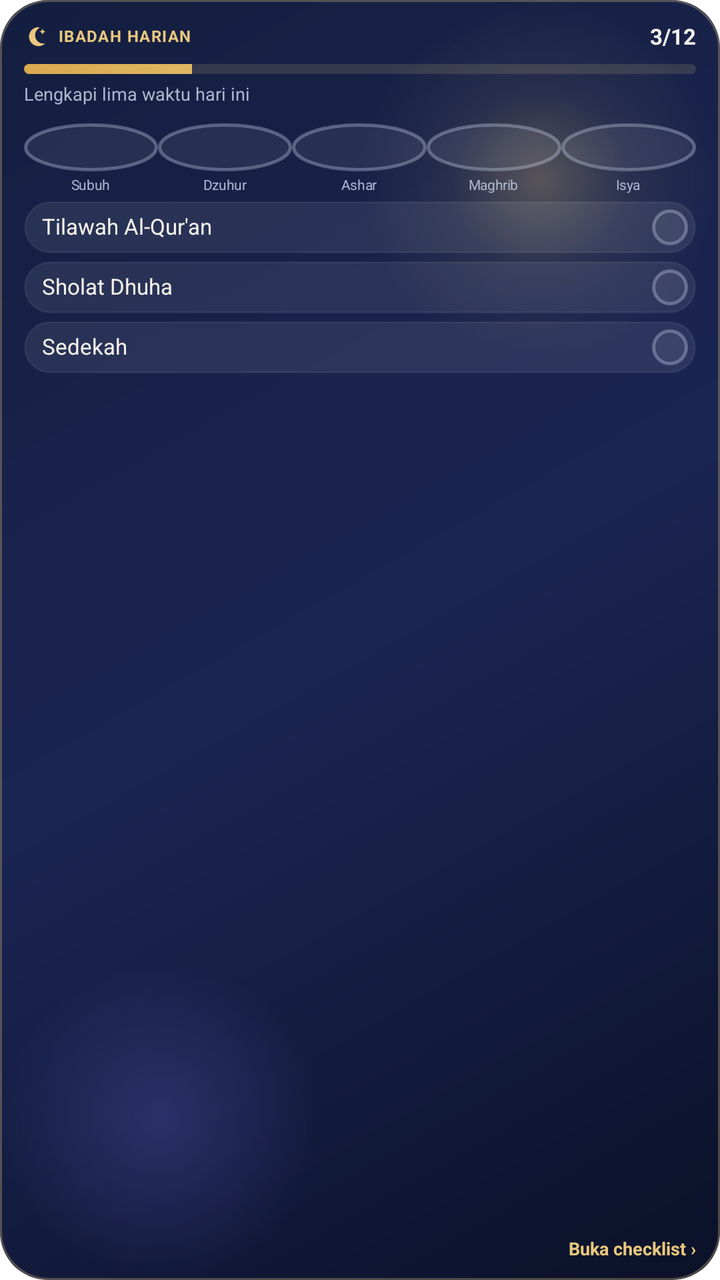
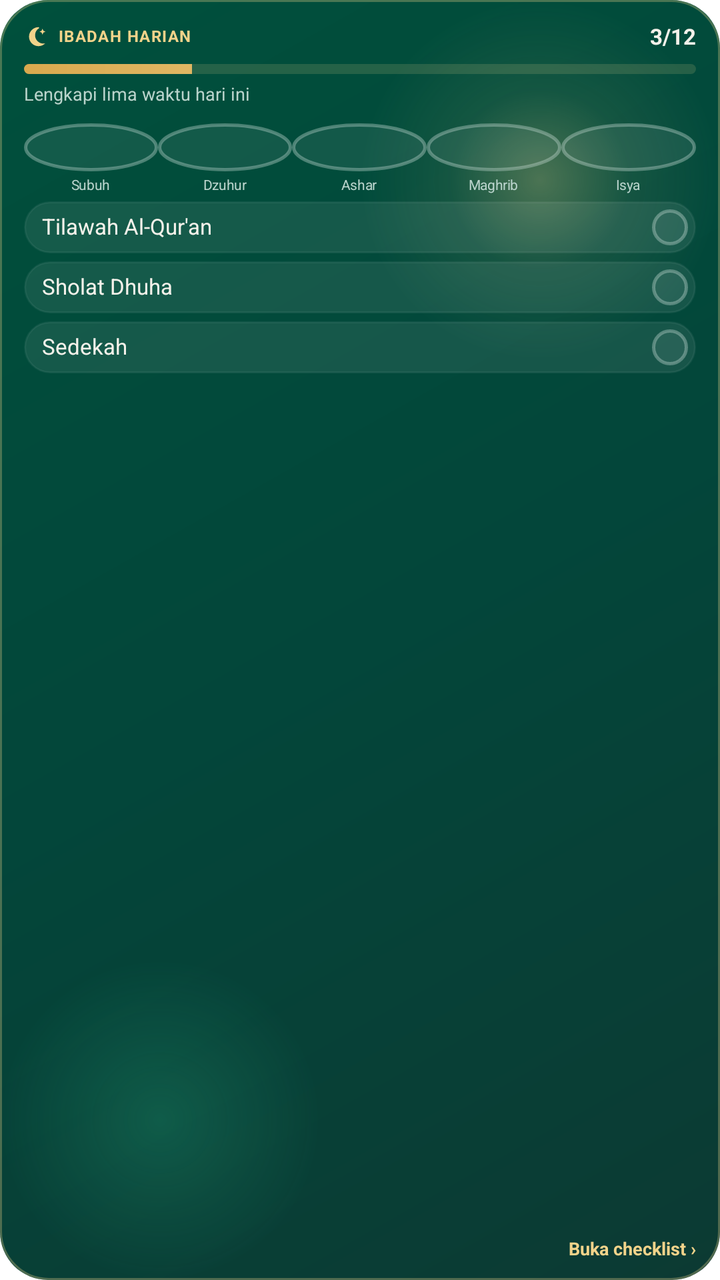

Screens rendered from an Android XML layout before and after an edit, with the pre-edit source and the edit as a unified diff.
<!-- AndroidManifest.xml: fallback theme Theme.MaterialComponents.DayNight.NoActionBar -->
<!-- res/layout/ibadah_widget_layout.xml -->
<?xml version="1.0" encoding="utf-8"?>
<FrameLayout
    xmlns:android="http://schemas.android.com/apk/res/android"
    android:id="@+id/ib_root"
    android:layout_width="match_parent"
    android:layout_height="match_parent"
    android:background="@drawable/tracker_widget_bg">

    <LinearLayout
        android:layout_width="match_parent"
        android:layout_height="match_parent"
        android:orientation="vertical"
        android:paddingStart="12dp"
        android:paddingEnd="12dp"
        android:paddingTop="12dp"
        android:paddingBottom="10dp">

        
        <LinearLayout
            android:layout_width="match_parent"
            android:layout_height="wrap_content"
            android:orientation="horizontal"
            android:gravity="center_vertical">

            <ImageView
                android:layout_width="12dp"
                android:layout_height="12dp"
                android:src="@drawable/widget_ic_crescent"
                android:tint="#E9C77E"
                android:importantForAccessibility="no" />

            <TextView
                android:id="@+id/ib_kicker"
                android:layout_width="0dp"
                android:layout_height="wrap_content"
                android:layout_weight="1"
                android:layout_marginStart="5dp"
                android:text="IBADAH HARIAN"
                android:textSize="8sp"
                android:textStyle="bold"
                android:letterSpacing="0.06"
                android:maxLines="1"
                android:ellipsize="end"
                android:includeFontPadding="false"
                android:textColor="#E9C77E" />

            <TextView
                android:id="@+id/ib_count"
                android:layout_width="wrap_content"
                android:layout_height="wrap_content"
                android:text="3/12"
                android:textSize="11sp"
                android:textStyle="bold"
                android:fontFeatureSettings="tnum"
                android:includeFontPadding="false"
                android:textColor="#F4F1EA" />
        </LinearLayout>

        <ProgressBar
            android:id="@+id/ib_progress"
            style="@android:style/Widget.ProgressBar.Horizontal"
            android:layout_width="match_parent"
            android:layout_height="5dp"
            android:layout_marginTop="7dp"
            android:max="1000"
            android:progress="250"
            android:progressDrawable="@drawable/tracker_bar" />

        <TextView
            android:id="@+id/ib_streak"
            android:layout_width="match_parent"
            android:layout_height="wrap_content"
            android:layout_marginTop="5dp"
            android:text="Lengkapi lima waktu hari ini"
            android:textSize="9sp"
            android:maxLines="1"
            android:ellipsize="end"
            android:includeFontPadding="false"
            android:textColor="#AEB6D0" />

        
        <LinearLayout
            android:id="@+id/ib_sholat_row"
            android:layout_width="match_parent"
            android:layout_height="wrap_content"
            android:layout_marginTop="9dp"
            android:orientation="horizontal">

            <LinearLayout
                android:id="@+id/ib_sholat_0"
                android:layout_width="0dp"
                android:layout_height="wrap_content"
                android:layout_weight="1"
                android:orientation="vertical"
                android:gravity="center_horizontal">

                <ImageView
                    android:id="@+id/ib_sholat_dot_0"
                    android:layout_width="match_parent"
                    android:layout_height="24dp"
                    android:scaleType="fitXY"
                    android:src="@drawable/tracker_dot_todo"
                    android:contentDescription="Subuh" />

                <TextView
                    android:id="@+id/ib_sholat_name_0"
                    android:layout_width="wrap_content"
                    android:layout_height="wrap_content"
                    android:layout_marginTop="3dp"
                    android:text="Subuh"
                    android:textSize="7sp"
                    android:letterSpacing="-0.02"
                    android:maxLines="1"
                    android:includeFontPadding="false"
                    android:textColor="#AEB6D0" />
            </LinearLayout>

            <LinearLayout
                android:id="@+id/ib_sholat_1"
                android:layout_width="0dp"
                android:layout_height="wrap_content"
                android:layout_weight="1"
                android:orientation="vertical"
                android:gravity="center_horizontal">

                <ImageView
                    android:id="@+id/ib_sholat_dot_1"
                    android:layout_width="match_parent"
                    android:layout_height="24dp"
                    android:scaleType="fitXY"
                    android:src="@drawable/tracker_dot_todo"
                    android:contentDescription="Dzuhur" />

                <TextView
                    android:id="@+id/ib_sholat_name_1"
                    android:layout_width="wrap_content"
                    android:layout_height="wrap_content"
                    android:layout_marginTop="3dp"
                    android:text="Dzuhur"
                    android:textSize="7sp"
                    android:letterSpacing="-0.02"
                    android:maxLines="1"
                    android:includeFontPadding="false"
                    android:textColor="#AEB6D0" />
            </LinearLayout>

            <LinearLayout
                android:id="@+id/ib_sholat_2"
                android:layout_width="0dp"
                android:layout_height="wrap_content"
                android:layout_weight="1"
                android:orientation="vertical"
                android:gravity="center_horizontal">

                <ImageView
                    android:id="@+id/ib_sholat_dot_2"
                    android:layout_width="match_parent"
                    android:layout_height="24dp"
                    android:scaleType="fitXY"
                    android:src="@drawable/tracker_dot_todo"
                    android:contentDescription="Ashar" />

                <TextView
                    android:id="@+id/ib_sholat_name_2"
                    android:layout_width="wrap_content"
                    android:layout_height="wrap_content"
                    android:layout_marginTop="3dp"
                    android:text="Ashar"
                    android:textSize="7sp"
                    android:letterSpacing="-0.02"
                    android:maxLines="1"
                    android:includeFontPadding="false"
                    android:textColor="#AEB6D0" />
            </LinearLayout>

            <LinearLayout
                android:id="@+id/ib_sholat_3"
                android:layout_width="0dp"
                android:layout_height="wrap_content"
                android:layout_weight="1"
                android:orientation="vertical"
                android:gravity="center_horizontal">

                <ImageView
                    android:id="@+id/ib_sholat_dot_3"
                    android:layout_width="match_parent"
                    android:layout_height="24dp"
                    android:scaleType="fitXY"
                    android:src="@drawable/tracker_dot_todo"
                    android:contentDescription="Maghrib" />

                <TextView
                    android:id="@+id/ib_sholat_name_3"
                    android:layout_width="wrap_content"
                    android:layout_height="wrap_content"
                    android:layout_marginTop="3dp"
                    android:text="Maghrib"
                    android:textSize="7sp"
                    android:letterSpacing="-0.02"
                    android:maxLines="1"
                    android:includeFontPadding="false"
                    android:textColor="#AEB6D0" />
            </LinearLayout>

            <LinearLayout
                android:id="@+id/ib_sholat_4"
                android:layout_width="0dp"
                android:layout_height="wrap_content"
                android:layout_weight="1"
                android:orientation="vertical"
                android:gravity="center_horizontal">

                <ImageView
                    android:id="@+id/ib_sholat_dot_4"
                    android:layout_width="match_parent"
                    android:layout_height="24dp"
                    android:scaleType="fitXY"
                    android:src="@drawable/tracker_dot_todo"
                    android:contentDescription="Isya" />

                <TextView
                    android:id="@+id/ib_sholat_name_4"
                    android:layout_width="wrap_content"
                    android:layout_height="wrap_content"
                    android:layout_marginTop="3dp"
                    android:text="Isya"
                    android:textSize="7sp"
                    android:letterSpacing="-0.02"
                    android:maxLines="1"
                    android:includeFontPadding="false"
                    android:textColor="#AEB6D0" />
            </LinearLayout>
        </LinearLayout>

        <LinearLayout
            android:id="@+id/ib_row_0"
            android:layout_width="match_parent"
            android:layout_height="26dp"
            android:layout_marginTop="4dp"
            android:paddingStart="9dp"
            android:paddingEnd="4dp"
            android:orientation="horizontal"
            android:gravity="center_vertical"
            android:background="@drawable/tracker_row_bg"
            android:visibility="visible">

            <TextView
                android:id="@+id/ib_row_name_0"
                android:layout_width="0dp"
                android:layout_height="wrap_content"
                android:layout_weight="1"
                android:text="Tilawah Al-Qur'an"
                android:textSize="11sp"
                android:maxLines="1"
                android:ellipsize="end"
                android:includeFontPadding="false"
                android:textColor="#F4F1EA" />

            <TextView
                android:id="@+id/ib_row_meta_0"
                android:layout_width="wrap_content"
                android:layout_height="wrap_content"
                android:layout_marginEnd="4dp"
                android:textSize="9.5sp"
                android:textStyle="bold"
                android:fontFeatureSettings="tnum"
                android:includeFontPadding="false"
                android:textColor="#E9C77E"
                android:visibility="gone" />

            <ImageView
                android:id="@+id/ib_row_check_0"
                android:layout_width="18dp"
                android:layout_height="18dp"
                android:src="@drawable/tracker_dot_todo"
                android:importantForAccessibility="no" />
        </LinearLayout>

        <LinearLayout
            android:id="@+id/ib_row_1"
            android:layout_width="match_parent"
            android:layout_height="26dp"
            android:layout_marginTop="4dp"
            android:paddingStart="9dp"
            android:paddingEnd="4dp"
            android:orientation="horizontal"
            android:gravity="center_vertical"
            android:background="@drawable/tracker_row_bg"
            android:visibility="visible">

            <TextView
                android:id="@+id/ib_row_name_1"
                android:layout_width="0dp"
                android:layout_height="wrap_content"
                android:layout_weight="1"
                android:text="Sholat Dhuha"
                android:textSize="11sp"
                android:maxLines="1"
                android:ellipsize="end"
                android:includeFontPadding="false"
                android:textColor="#F4F1EA" />

            <TextView
                android:id="@+id/ib_row_meta_1"
                android:layout_width="wrap_content"
                android:layout_height="wrap_content"
                android:layout_marginEnd="4dp"
                android:textSize="9.5sp"
                android:textStyle="bold"
                android:fontFeatureSettings="tnum"
                android:includeFontPadding="false"
                android:textColor="#E9C77E"
                android:visibility="gone" />

            <ImageView
                android:id="@+id/ib_row_check_1"
                android:layout_width="18dp"
                android:layout_height="18dp"
                android:src="@drawable/tracker_dot_todo"
                android:importantForAccessibility="no" />
        </LinearLayout>

        <LinearLayout
            android:id="@+id/ib_row_2"
            android:layout_width="match_parent"
            android:layout_height="26dp"
            android:layout_marginTop="4dp"
            android:paddingStart="9dp"
            android:paddingEnd="4dp"
            android:orientation="horizontal"
            android:gravity="center_vertical"
            android:background="@drawable/tracker_row_bg"
            android:visibility="visible">

            <TextView
                android:id="@+id/ib_row_name_2"
                android:layout_width="0dp"
                android:layout_height="wrap_content"
                android:layout_weight="1"
                android:text="Sedekah"
                android:textSize="11sp"
                android:maxLines="1"
                android:ellipsize="end"
                android:includeFontPadding="false"
                android:textColor="#F4F1EA" />

            <TextView
                android:id="@+id/ib_row_meta_2"
                android:layout_width="wrap_content"
                android:layout_height="wrap_content"
                android:layout_marginEnd="4dp"
                android:textSize="9.5sp"
                android:textStyle="bold"
                android:fontFeatureSettings="tnum"
                android:includeFontPadding="false"
                android:textColor="#E9C77E"
                android:visibility="gone" />

            <ImageView
                android:id="@+id/ib_row_check_2"
                android:layout_width="18dp"
                android:layout_height="18dp"
                android:src="@drawable/tracker_dot_todo"
                android:importantForAccessibility="no" />
        </LinearLayout>

        <LinearLayout
            android:id="@+id/ib_row_3"
            android:layout_width="match_parent"
            android:layout_height="26dp"
            android:layout_marginTop="4dp"
            android:paddingStart="9dp"
            android:paddingEnd="4dp"
            android:orientation="horizontal"
            android:gravity="center_vertical"
            android:background="@drawable/tracker_row_bg"
            android:visibility="gone">

            <TextView
                android:id="@+id/ib_row_name_3"
                android:layout_width="0dp"
                android:layout_height="wrap_content"
                android:layout_weight="1"
                android:text=""
                android:textSize="11sp"
                android:maxLines="1"
                android:ellipsize="end"
                android:includeFontPadding="false"
                android:textColor="#F4F1EA" />

            <TextView
                android:id="@+id/ib_row_meta_3"
                android:layout_width="wrap_content"
                android:layout_height="wrap_content"
                android:layout_marginEnd="4dp"
                android:textSize="9.5sp"
                android:textStyle="bold"
                android:fontFeatureSettings="tnum"
                android:includeFontPadding="false"
                android:textColor="#E9C77E"
                android:visibility="gone" />

            <ImageView
                android:id="@+id/ib_row_check_3"
                android:layout_width="18dp"
                android:layout_height="18dp"
                android:src="@drawable/tracker_dot_todo"
                android:importantForAccessibility="no" />
        </LinearLayout>

        <LinearLayout
            android:id="@+id/ib_row_4"
            android:layout_width="match_parent"
            android:layout_height="26dp"
            android:layout_marginTop="4dp"
            android:paddingStart="9dp"
            android:paddingEnd="4dp"
            android:orientation="horizontal"
            android:gravity="center_vertical"
            android:background="@drawable/tracker_row_bg"
            android:visibility="gone">

            <TextView
                android:id="@+id/ib_row_name_4"
                android:layout_width="0dp"
                android:layout_height="wrap_content"
                android:layout_weight="1"
                android:text=""
                android:textSize="11sp"
                android:maxLines="1"
                android:ellipsize="end"
                android:includeFontPadding="false"
                android:textColor="#F4F1EA" />

            <TextView
                android:id="@+id/ib_row_meta_4"
                android:layout_width="wrap_content"
                android:layout_height="wrap_content"
                android:layout_marginEnd="4dp"
                android:textSize="9.5sp"
                android:textStyle="bold"
                android:fontFeatureSettings="tnum"
                android:includeFontPadding="false"
                android:textColor="#E9C77E"
                android:visibility="gone" />

            <ImageView
                android:id="@+id/ib_row_check_4"
                android:layout_width="18dp"
                android:layout_height="18dp"
                android:src="@drawable/tracker_dot_todo"
                android:importantForAccessibility="no" />
        </LinearLayout>

        <LinearLayout
            android:id="@+id/ib_row_5"
            android:layout_width="match_parent"
            android:layout_height="26dp"
            android:layout_marginTop="4dp"
            android:paddingStart="9dp"
            android:paddingEnd="4dp"
            android:orientation="horizontal"
            android:gravity="center_vertical"
            android:background="@drawable/tracker_row_bg"
            android:visibility="gone">

            <TextView
                android:id="@+id/ib_row_name_5"
                android:layout_width="0dp"
                android:layout_height="wrap_content"
                android:layout_weight="1"
                android:text=""
                android:textSize="11sp"
                android:maxLines="1"
                android:ellipsize="end"
                android:includeFontPadding="false"
                android:textColor="#F4F1EA" />

            <TextView
                android:id="@+id/ib_row_meta_5"
                android:layout_width="wrap_content"
                android:layout_height="wrap_content"
                android:layout_marginEnd="4dp"
                android:textSize="9.5sp"
                android:textStyle="bold"
                android:fontFeatureSettings="tnum"
                android:includeFontPadding="false"
                android:textColor="#E9C77E"
                android:visibility="gone" />

            <ImageView
                android:id="@+id/ib_row_check_5"
                android:layout_width="18dp"
                android:layout_height="18dp"
                android:src="@drawable/tracker_dot_todo"
                android:importantForAccessibility="no" />
        </LinearLayout>

        <LinearLayout
            android:id="@+id/ib_row_6"
            android:layout_width="match_parent"
            android:layout_height="26dp"
            android:layout_marginTop="4dp"
            android:paddingStart="9dp"
            android:paddingEnd="4dp"
            android:orientation="horizontal"
            android:gravity="center_vertical"
            android:background="@drawable/tracker_row_bg"
            android:visibility="gone">

            <TextView
                android:id="@+id/ib_row_name_6"
                android:layout_width="0dp"
                android:layout_height="wrap_content"
                android:layout_weight="1"
                android:text=""
                android:textSize="11sp"
                android:maxLines="1"
                android:ellipsize="end"
                android:includeFontPadding="false"
                android:textColor="#F4F1EA" />

            <TextView
                android:id="@+id/ib_row_meta_6"
                android:layout_width="wrap_content"
                android:layout_height="wrap_content"
                android:layout_marginEnd="4dp"
                android:textSize="9.5sp"
                android:textStyle="bold"
                android:fontFeatureSettings="tnum"
                android:includeFontPadding="false"
                android:textColor="#E9C77E"
                android:visibility="gone" />

            <ImageView
                android:id="@+id/ib_row_check_6"
                android:layout_width="18dp"
                android:layout_height="18dp"
                android:src="@drawable/tracker_dot_todo"
                android:importantForAccessibility="no" />
        </LinearLayout>

        
        <FrameLayout
            android:layout_width="match_parent"
            android:layout_height="0dp"
            android:layout_weight="1" />

        <TextView
            android:id="@+id/ib_more"
            android:layout_width="match_parent"
            android:layout_height="wrap_content"
            android:gravity="end"
            android:text="Buka checklist ›"
            android:textSize="9sp"
            android:textStyle="bold"
            android:maxLines="1"
            android:includeFontPadding="false"
            android:textColor="#E9C77E" />
    </LinearLayout>
</FrameLayout>
<!-- resources referenced by this layout -->
<resources>
  <!-- drawable tracker_bar (drawable) -->
  <?xml version="1.0" encoding="utf-8"?>
  <layer-list xmlns:android="http://schemas.android.com/apk/res/android">
      <item android:id="@android:id/background">
          <shape>
              <corners android:radius="99dp" />
              <solid android:color="#26E9C77E" />
          </shape>
      </item>
      <item android:id="@android:id/progress">
          <clip>
              <shape>
                  <corners android:radius="99dp" />
                  <gradient
                      android:angle="0"
                      android:startColor="#D9A94E"
                      android:endColor="#F6DFA4" />
              </shape>
          </clip>
      </item>
  </layer-list>
  <!-- drawable tracker_dot_todo (drawable) -->
  <?xml version="1.0" encoding="utf-8"?>
  <shape xmlns:android="http://schemas.android.com/apk/res/android" android:shape="oval">
      <solid android:color="#12FFFFFF" />
      <stroke android:width="1.5dp" android:color="#59C9D1EA" />
  </shape>
  <!-- drawable tracker_row_bg (drawable) -->
  <?xml version="1.0" encoding="utf-8"?>
  <shape xmlns:android="http://schemas.android.com/apk/res/android">
      <corners android:radius="14dp" />
      <solid android:color="#14FFFFFF" />
      <stroke android:width="1dp" android:color="#0FFFFFFF" />
  </shape>
  <!-- drawable tracker_widget_bg (drawable) -->
  <?xml version="1.0" encoding="utf-8"?>
  <layer-list xmlns:android="http://schemas.android.com/apk/res/android">
      <item>
          <shape android:shape="rectangle">
              <corners android:radius="24dp" />
              <gradient
                  android:angle="315"
                  android:startColor="#141E3F"
                  android:centerColor="#1B2552"
                  android:endColor="#0B1128" />
          </shape>
      </item>
      <item
          android:gravity="top|end"
          android:width="180dp"
          android:height="180dp">
          <shape android:shape="oval">
              <gradient
                  android:type="radial"
                  android:gradientRadius="90dp"
                  android:startColor="#4DE9C77E"
                  android:centerColor="#14E9C77E"
                  android:endColor="#00E9C77E" />
          </shape>
      </item>
      <item
          android:gravity="bottom|start"
          android:width="160dp"
          android:height="160dp">
          <shape android:shape="oval">
              <gradient
                  android:type="radial"
                  android:gradientRadius="80dp"
                  android:startColor="#406D6BE8"
                  android:endColor="#006D6BE8" />
          </shape>
      </item>
      <item>
          <shape android:shape="rectangle">
              <corners android:radius="24dp" />
              <stroke android:width="1dp" android:color="#4DE9C77E" />
          </shape>
      </item>
  </layer-list>
  <!-- drawable widget_ic_crescent (drawable) -->
  <?xml version="1.0" encoding="utf-8"?>
  <vector xmlns:android="http://schemas.android.com/apk/res/android"
      android:width="24dp" android:height="24dp"
      android:viewportWidth="24" android:viewportHeight="24">
      <path android:fillColor="#FFFFFFFF"
          android:pathData="M14.5,2.5c-5.2,0 -9.5,4.3 -9.5,9.5s4.3,9.5 9.5,9.5c2.6,0 5,-1.1 6.7,-2.8c-0.6,0.1 -1.2,0.2 -1.8,0.2c-4.6,0 -8.3,-3.7 -8.3,-8.3c0,-3 1.6,-5.7 4.1,-7.1C15,2.6 14.8,2.5 14.5,2.5z" />
      <path android:fillColor="#FFFFFFFF"
          android:pathData="M18.5,4l0.9,2.1L21.5,7l-2.1,0.9L18.5,10l-0.9,-2.1L15.5,7l2.1,-0.9z" />
  </vector>
</resources>

<!-- the commit's change to res/layout/ibadah_widget_layout.xml (unified diff, before → after) -->
@@ -26,7 +26,7 @@
                 android:layout_width="12dp"
                 android:layout_height="12dp"
                 android:src="@drawable/widget_ic_crescent"
-                android:tint="#E9C77E"
+                android:tint="#F2D38A"
                 android:importantForAccessibility="no" />
 
             <TextView
@@ -42,7 +42,7 @@
                 android:maxLines="1"
                 android:ellipsize="end"
                 android:includeFontPadding="false"
-                android:textColor="#E9C77E" />
+                android:textColor="#F2D38A" />
 
             <TextView
                 android:id="@+id/ib_count"
@@ -73,10 +73,11 @@
             android:layout_marginTop="5dp"
             android:text="Lengkapi lima waktu hari ini"
             android:textSize="9sp"
-            android:maxLines="1"
+            android:maxLines="2"
+            android:lineSpacingExtra="1dp"
             android:ellipsize="end"
             android:includeFontPadding="false"
-            android:textColor="#AEB6D0" />
+            android:textColor="#B9D3CB" />
 
         
         <LinearLayout
@@ -112,7 +113,7 @@
                     android:letterSpacing="-0.02"
                     android:maxLines="1"
                     android:includeFontPadding="false"
-                    android:textColor="#AEB6D0" />
+                    android:textColor="#B9D3CB" />
             </LinearLayout>
 
             <LinearLayout
@@ -141,7 +142,7 @@
                     android:letterSpacing="-0.02"
                     android:maxLines="1"
                     android:includeFontPadding="false"
-                    android:textColor="#AEB6D0" />
+                    android:textColor="#B9D3CB" />
             </LinearLayout>
 
             <LinearLayout
@@ -170,7 +171,7 @@
                     android:letterSpacing="-0.02"
                     android:maxLines="1"
                     android:includeFontPadding="false"
-                    android:textColor="#AEB6D0" />
+                    android:textColor="#B9D3CB" />
             </LinearLayout>
 
             <LinearLayout
@@ -199,7 +200,7 @@
                     android:letterSpacing="-0.02"
                     android:maxLines="1"
                     android:includeFontPadding="false"
-                    android:textColor="#AEB6D0" />
+                    android:textColor="#B9D3CB" />
             </LinearLayout>
 
             <LinearLayout
@@ -228,7 +229,7 @@
                     android:letterSpacing="-0.02"
                     android:maxLines="1"
                     android:includeFontPadding="false"
-                    android:textColor="#AEB6D0" />
+                    android:textColor="#B9D3CB" />
             </LinearLayout>
         </LinearLayout>
 
@@ -265,7 +266,7 @@
                 android:textStyle="bold"
                 android:fontFeatureSettings="tnum"
                 android:includeFontPadding="false"
-                android:textColor="#E9C77E"
+                android:textColor="#F2D38A"
                 android:visibility="gone" />
 
             <ImageView
@@ -309,7 +310,7 @@
                 android:textStyle="bold"
                 android:fontFeatureSettings="tnum"
                 android:includeFontPadding="false"
-                android:textColor="#E9C77E"
+                android:textColor="#F2D38A"
                 android:visibility="gone" />
 
             <ImageView
@@ -353,7 +354,7 @@
                 android:textStyle="bold"
                 android:fontFeatureSettings="tnum"
                 android:includeFontPadding="false"
-                android:textColor="#E9C77E"
+                android:textColor="#F2D38A"
                 android:visibility="gone" />
 
             <ImageView
@@ -397,7 +398,7 @@
                 android:textStyle="bold"
                 android:fontFeatureSettings="tnum"
                 android:includeFontPadding="false"
-                android:textColor="#E9C77E"
+                android:textColor="#F2D38A"
                 android:visibility="gone" />
 
             <ImageView
@@ -441,7 +442,7 @@
                 android:textStyle="bold"
                 android:fontFeatureSettings="tnum"
                 android:includeFontPadding="false"
-                android:textColor="#E9C77E"
+                android:textColor="#F2D38A"
                 android:visibility="gone" />
 
             <ImageView
@@ -485,7 +486,7 @@
                 android:textStyle="bold"
                 android:fontFeatureSettings="tnum"
                 android:includeFontPadding="false"
-                android:textColor="#E9C77E"
+                android:textColor="#F2D38A"
                 android:visibility="gone" />
 
             <ImageView
@@ -529,7 +530,7 @@
                 android:textStyle="bold"
                 android:fontFeatureSettings="tnum"
                 android:includeFontPadding="false"
-                android:textColor="#E9C77E"
+                android:textColor="#F2D38A"
                 android:visibility="gone" />
 
             <ImageView
@@ -556,6 +557,6 @@
             android:textStyle="bold"
             android:maxLines="1"
             android:includeFontPadding="false"
-            android:textColor="#E9C77E" />
+            android:textColor="#F2D38A" />
     </LinearLayout>
 </FrameLayout>
<!-- resource entries referenced after the edit -->
@@ -6,7 +6,7 @@
       <item android:id="@android:id/background">
           <shape>
               <corners android:radius="99dp" />
-              <solid android:color="#26E9C77E" />
+              <solid android:color="#26F2D38A" />
           </shape>
       </item>
       <item android:id="@android:id/progress">
@@ -25,7 +25,7 @@
   <?xml version="1.0" encoding="utf-8"?>
   <shape xmlns:android="http://schemas.android.com/apk/res/android" android:shape="oval">
       <solid android:color="#12FFFFFF" />
-      <stroke android:width="1.5dp" android:color="#59C9D1EA" />
+      <stroke android:width="1.5dp" android:color="#59D3E5DF" />
   </shape>
   <!-- drawable tracker_row_bg (drawable) -->
   <?xml version="1.0" encoding="utf-8"?>
@@ -42,9 +42,9 @@
               <corners android:radius="24dp" />
               <gradient
                   android:angle="315"
-                  android:startColor="#141E3F"
-                  android:centerColor="#1B2552"
-                  android:endColor="#0B1128" />
+                  android:startColor="#00503C"
+                  android:centerColor="#03463A"
+                  android:endColor="#0C3A33" />
           </shape>
       </item>
       <item
@@ -55,9 +55,9 @@
               <gradient
                   android:type="radial"
                   android:gradientRadius="90dp"
-                  android:startColor="#4DE9C77E"
-                  android:centerColor="#14E9C77E"
-                  android:endColor="#00E9C77E" />
+                  android:startColor="#4DF2D38A"
+                  android:centerColor="#14F2D38A"
+                  android:endColor="#00F2D38A" />
           </shape>
       </item>
       <item
@@ -68,14 +68,14 @@
               <gradient
                   android:type="radial"
                   android:gradientRadius="80dp"
-                  android:startColor="#406D6BE8"
-                  android:endColor="#006D6BE8" />
+                  android:startColor="#2E34D399"
+                  android:endColor="#0034D399" />
           </shape>
       </item>
       <item>
           <shape android:shape="rectangle">
               <corners android:radius="24dp" />
-              <stroke android:width="1dp" android:color="#4DE9C77E" />
+              <stroke android:width="1dp" android:color="#4DF2D38A" />
           </shape>
       </item>
   </layer-list>
